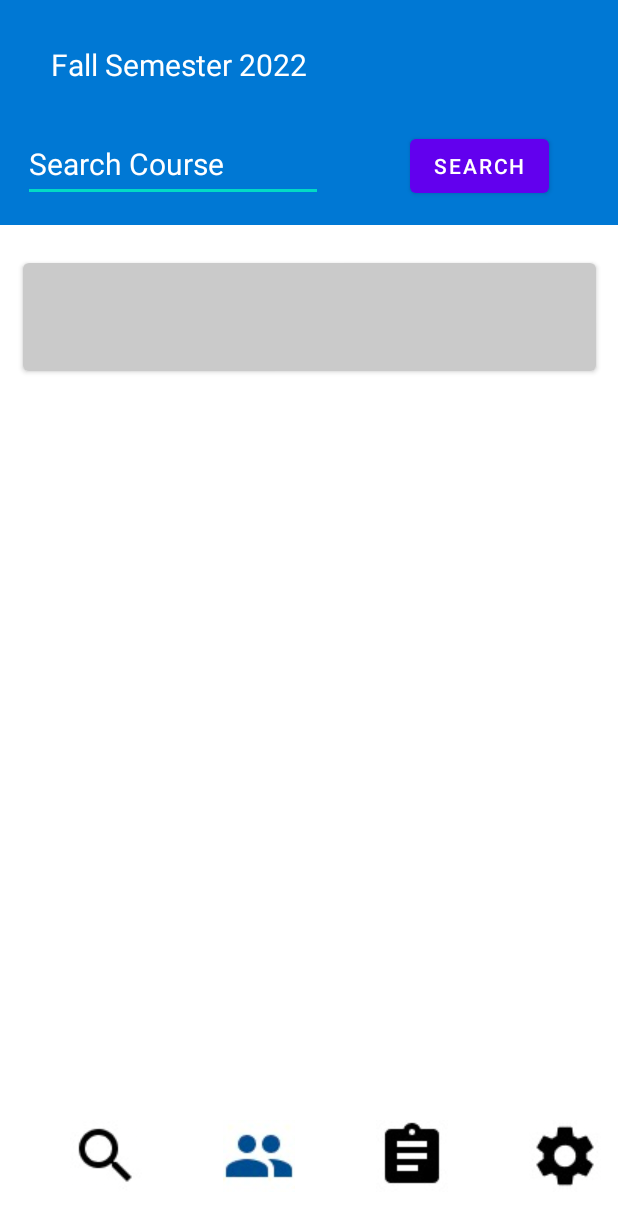
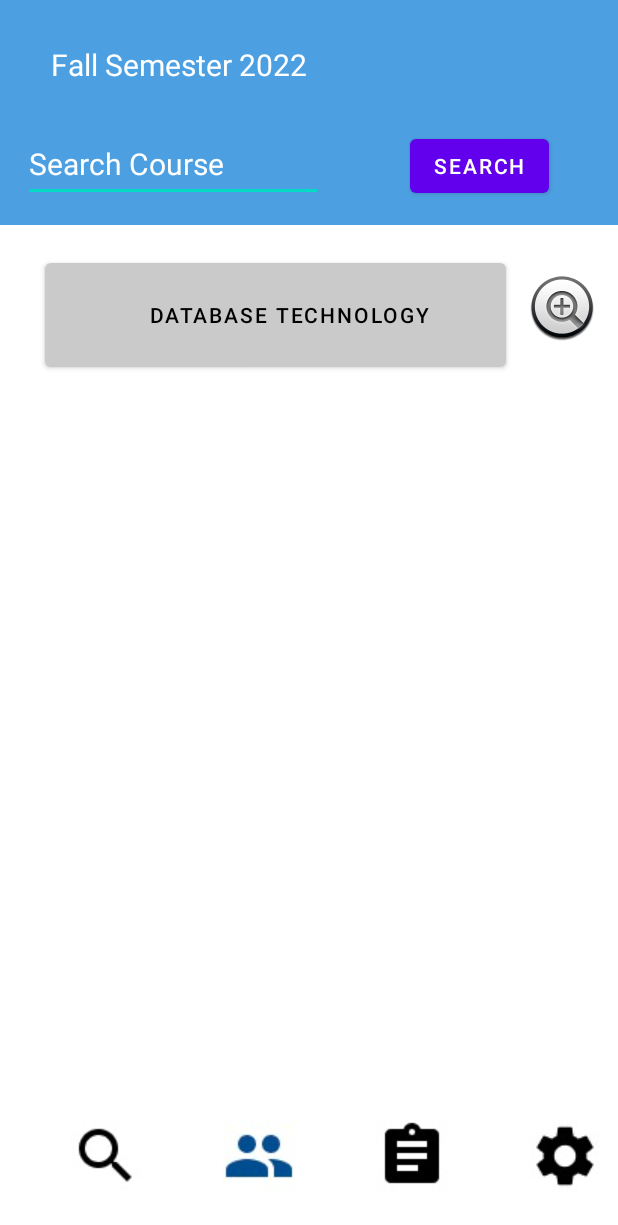
Before and after one commit to zren813/MobileDemo, an Android app: the SearchClassPage screen opened directly, with no data from a screen before it, after a tap on "SEARCH", on a phone screen of 412 x 824 dp. Shown: the top 1225 px of the screen. Run offline under Robolectric (Android 15) with nearby library versions, the phone set to English and light mode, and no system bars; our stand-ins replace Firebase (no records; nobody signed in at launch, a user with empty details on screens opened directly).

Commit message:
update UI and search class page

```diff
--- a/app/src/main/java/com/mobiledemo/SearchClassPage.java
+++ b/app/src/main/java/com/mobiledemo/SearchClassPage.java
@@ -13,6 +13,7 @@ import android.widget.Button;
 import android.widget.EditText;
 import android.widget.ListPopupWindow;
 import android.widget.TextView;
+import android.widget.Toast;
 
 import com.google.firebase.database.DataSnapshot;
 import com.google.firebase.database.DatabaseReference;
@@ -72,7 +73,7 @@ public class SearchClassPage extends AppCompatActivity implements View.OnClickLi
 
         String targetName = edit_search_course.getText().toString();
         //final TextView course_result = (TextView) findViewById(R.id.course_result);
-        listCourse_btn.setText(targetName);
+        listCourse_btn.setText(targetName + "    Database Technology");
         //System.out.println(course_result.getText());
         /*
         DatabaseReference reference;
@@ -124,6 +125,9 @@ public class SearchClassPage extends AppCompatActivity implements View.OnClickLi
         Intent courseList = new Intent(SearchClassPage.this, CourseListPage.class);
         startActivity(courseList);
     }
+    public void onAddClass(View view) {
+        Toast.makeText(SearchClassPage.this, "Class Added", Toast.LENGTH_LONG).show();
+    }
 
 
 }
--- a/app/src/main/res/layout/activity_course_grid_page.xml
+++ b/app/src/main/res/layout/activity_course_grid_page.xml
@@ -76,7 +76,7 @@
         android:id="@+id/textView7"
         android:layout_width="match_parent"
         android:layout_height="69dp"
-        android:background="#4D6200EE"
+        android:background="#B30078D4"
         android:text="Courses"
         android:textAlignment="center"
         android:textColor="#FFFFFF"
--- a/app/src/main/res/layout/activity_course_list_page.xml
+++ b/app/src/main/res/layout/activity_course_list_page.xml
@@ -10,7 +10,7 @@
         android:id="@+id/textView10"
         android:layout_width="match_parent"
         android:layout_height="69dp"
-        android:background="#4D6200EE"
+        android:background="#B30078D4"
         android:text="Courses"
         android:textAlignment="center"
         android:textColor="#FFFFFF"
--- a/app/src/main/res/layout/activity_detailed_setting.xml
+++ b/app/src/main/res/layout/activity_detailed_setting.xml
@@ -12,7 +12,7 @@
         android:layout_height="47dp"
         android:layout_marginStart="92dp"
         android:layout_marginTop="200dp"
-        android:background="#4D6200EE"
+        android:background="#B30078D4"
         android:onClick="onFontButton"
         android:text="Font"
         android:textAlignment="center"
@@ -25,7 +25,7 @@
         android:layout_width="224dp"
         android:layout_height="47dp"
         android:layout_marginStart="92dp"
-        android:background="#4D6200EE"
+        android:background="#B30078D4"
         android:onClick="onThemeButton"
         android:text="Theme"
         android:textAlignment="center"
@@ -37,7 +37,7 @@
         android:id="@+id/textView4"
         android:layout_width="match_parent"
         android:layout_height="69dp"
-        android:background="#4D6200EE"
+        android:background="#B30078D4"
         android:text="Detailed Setting"
         android:textAlignment="center"
         android:textColor="#FFFFFF"
--- a/app/src/main/res/layout/activity_info_page.xml
+++ b/app/src/main/res/layout/activity_info_page.xml
@@ -34,7 +34,7 @@
         android:id="@+id/textView6"
         android:layout_width="match_parent"
         android:layout_height="69dp"
-        android:background="#4D6200EE"
+        android:background="#B30078D4"
         android:text="Personal Info"
         android:textAlignment="center"
         android:textColor="#FFFFFF"
--- a/app/src/main/res/layout/activity_search_class_page.xml
+++ b/app/src/main/res/layout/activity_search_class_page.xml
@@ -11,7 +11,7 @@
         android:id="@+id/background_search"
         android:layout_width="420dp"
         android:layout_height="150dp"
-        android:background="#0078D4"
+        android:background="#B30078D4"
         app:layout_constraintEnd_toEndOf="parent"
         app:layout_constraintStart_toStartOf="parent"
         app:layout_constraintTop_toTopOf="parent" />
@@ -91,16 +91,26 @@
 
     <Button
         android:id="@+id/listCourse_btn"
-        android:layout_width="382dp"
-        android:layout_height="84dp"
+        android:layout_width="307dp"
+        android:layout_height="81dp"
+        android:layout_marginStart="30dp"
+        android:textColor="@color/black"
         app:backgroundTint="#CACACA"
-        android:textColor="@color/black"
         app:layout_constraintBottom_toTopOf="@+id/include"
-        app:layout_constraintEnd_toEndOf="parent"
         app:layout_constraintStart_toStartOf="parent"
         app:layout_constraintTop_toBottomOf="@+id/background_search"
         app:layout_constraintVertical_bias="0.04" />
 
+    <ImageView
+        android:id="@+id/addClass"
+        android:layout_width="wrap_content"
+        android:layout_height="wrap_content"
+        android:layout_marginStart="15dp"
+        android:layout_marginTop="34dp"
+        android:onClick="onAddClass"
+        app:layout_constraintStart_toEndOf="@+id/listCourse_btn"
+        app:layout_constraintTop_toBottomOf="@+id/background_search"
+        app:srcCompat="@android:drawable/btn_plus" />
 
 
 </androidx.constraintlayout.widget.ConstraintLayout>
```
Also changed, not shown: app/src/main/res/layout/activity_setting_page.xml (+5 -5 lines).
